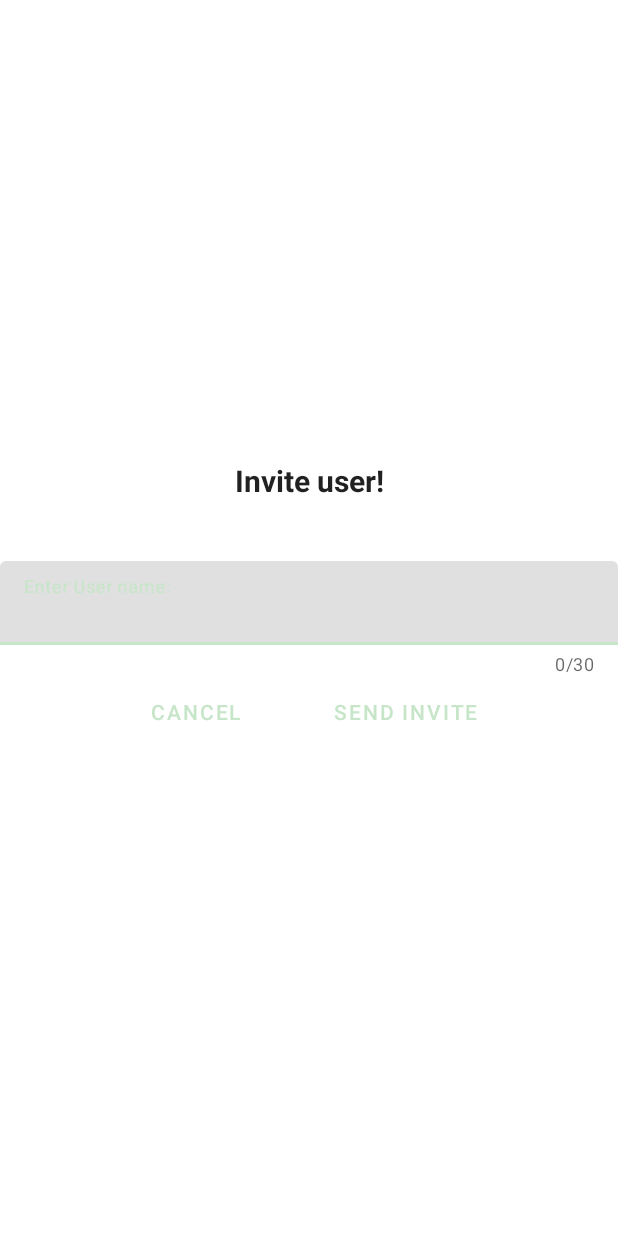
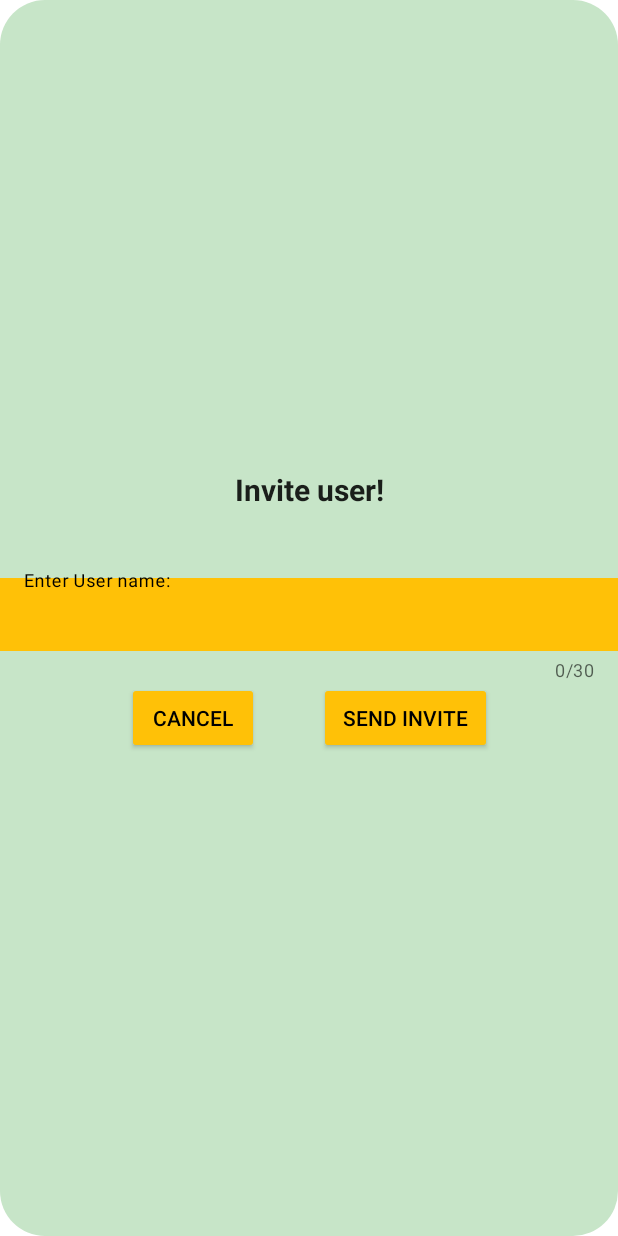
Before and after one commit to JachymPutta/Chorey, an Android app: the layout dialog_add_member.xml on its own in the app's theme, with its tools: preview values and no code run, on a phone screen of 412 x 824 dp. Run offline under Robolectric (Android 15) with nearby library versions, the phone set to English and light mode, and no system bars.

Commit message:
Dialog cusomization - not working!

```diff
--- a/app/src/main/java/com/chorey/Constants.kt
+++ b/app/src/main/java/com/chorey/Constants.kt
@@ -6,7 +6,7 @@ const val MAX_CHORES = 30
 const val RANDOM_SEED = 42
 const val POINTS_MULTIPLIER = 12
 //TODO: Change this to BuildConfig.DEBUG when releasing
-const val RUN_EMULATOR = true
+const val RUN_EMULATOR = false
 
 // Database paths
 const val HOME_COL = "homes"
--- a/app/src/main/java/com/chorey/HomeFragment.kt
+++ b/app/src/main/java/com/chorey/HomeFragment.kt
@@ -1,5 +1,6 @@
 package com.chorey
 
+import android.graphics.Color
 import android.os.Bundle
 import android.util.Log
 import androidx.fragment.app.Fragment
@@ -21,6 +22,7 @@ import com.chorey.adapter.SummaryRecyclerAdapter
 import com.chorey.data.ChoreModel
 import com.chorey.data.NoteModel
 import com.chorey.databinding.FragmentHomeBinding
+import com.chorey.dialog.AddMemberDialog
 import com.chorey.viewmodel.LoginViewModel
 import com.google.firebase.firestore.DocumentReference
 import com.google.firebase.firestore.DocumentSnapshot
@@ -176,6 +178,10 @@ class HomeFragment : Fragment(),
     private fun addMemberHandle() {
         val action = HomeFragmentDirections.actionHomeFragmentToAddMemberDialog(home)
         findNavController().navigate(action)
+        // TODO: This might not work
+//        val dialog = AddMemberDialog()
+//        dialog.view?.setBackgroundColor(Color.TRANSPARENT)
+//        dialog.show(childFragmentManager, TAG)
     }
 
     /**
--- a/app/src/main/java/com/chorey/MenuFragment.kt
+++ b/app/src/main/java/com/chorey/MenuFragment.kt
@@ -2,6 +2,7 @@ package com.chorey
 
 import android.app.AlertDialog
 import android.content.DialogInterface
+import android.graphics.Color
 import android.opengl.Visibility
 import android.os.Bundle
 import android.text.InputType
--- a/app/src/main/java/com/chorey/dialog/AddMemberDialog.kt
+++ b/app/src/main/java/com/chorey/dialog/AddMemberDialog.kt
@@ -11,6 +11,7 @@ import androidx.fragment.app.DialogFragment
 import androidx.fragment.app.activityViewModels
 import androidx.navigation.fragment.navArgs
 import com.chorey.INVITE_COL
+import com.chorey.R
 import com.chorey.USER_COL
 import com.chorey.data.HomeModel
 import com.chorey.data.InviteModel
@@ -41,6 +42,7 @@ class AddMemberDialog : DialogFragment() {
 
         home = args.homeModel
         firestore = Firebase.firestore
+
 
         binding.addMemberSendButton.setOnClickListener { onSendClicked() }
         binding.addMemberCancelButton.setOnClickListener { dismiss() }
--- /dev/null
+++ b/app/src/main/res/drawable/dialog_background.xml
@@ -0,0 +1,12 @@
+<?xml version="1.0" encoding="utf-8"?>
+<shape xmlns:android="http://schemas.android.com/apk/res/android">
+<solid
+    android:color="?attr/colorPrimary"
+    />
+<corners
+    android:radius="30dp"
+    />
+<padding
+    android:top="10dp"
+    />
+</shape>
--- a/app/src/main/res/layout/dialog_add_member.xml
+++ b/app/src/main/res/layout/dialog_add_member.xml
@@ -4,6 +4,7 @@
     xmlns:tools="http://schemas.android.com/tools"
     android:layout_width="match_parent"
     android:layout_height="match_parent"
+    android:background="@drawable/dialog_background"
     tools:context=".dialog.AddMemberDialog">
 
 
@@ -31,7 +32,7 @@
 
         <Button
             android:id="@+id/addMemberCancelButton"
-            style="?attr/borderlessButtonStyle"
+            style="?attr/buttonStyle"
             android:layout_width="wrap_content"
             android:layout_height="wrap_content"
             android:text="@string/add_member_dialog_no"/>
@@ -43,7 +44,7 @@
 
         <Button
             android:id="@+id/addMemberSendButton"
-            style="?attr/borderlessButtonStyle"
+            style="?attr/buttonStyle"
             android:layout_width="wrap_content"
             android:layout_height="wrap_content"
             android:text="@string/add_member_dialog_yes" />
@@ -51,17 +52,23 @@
 
     <com.google.android.material.textfield.TextInputLayout
         android:id="@+id/addMemberNameInput"
+        style="@style/Widget.MaterialComponents.TextInputLayout.OutlinedBox.Dense"
         android:layout_width="match_parent"
         android:layout_height="wrap_content"
         android:minWidth="300dp"
         app:layout_constraintBottom_toBottomOf="parent"
         app:layout_constraintTop_toTopOf="parent"
+        android:textColorHint="?attr/colorOnPrimary"
+        app:hintTextColor="?attr/colorOnPrimary"
+        app:boxStrokeColor="?attr/colorOnPrimary"
         app:counterEnabled="true"
         app:counterMaxLength="30"
         >
 
         <com.google.android.material.textfield.TextInputEditText
             android:layout_width="match_parent"
+            android:textColor="?attr/colorOnPrimary"
+            android:background="?attr/colorSecondary"
             android:layout_height="wrap_content"
             android:hint="@string/add_member_dialog_hint" />
     </com.google.android.material.textfield.TextInputLayout>
--- a/app/src/main/res/layout/fragment_menu.xml
+++ b/app/src/main/res/layout/fragment_menu.xml
@@ -28,6 +28,7 @@
             android:id="@+id/menuTitleLayout"
             android:layout_width="match_parent"
             android:layout_height="wrap_content"
+            app:layout_constraintTop_toTopOf="parent"
             android:background="?attr/colorPrimaryVariant"
             android:orientation="horizontal"
             android:gravity="center_horizontal"
@@ -54,6 +55,7 @@
         app:layout_constraintBottom_toTopOf="@id/menuButtonLayout"
         app:layout_constraintStart_toStartOf="parent"
         app:layout_constraintEnd_toEndOf="parent"
+        android:textColor="?attr/colorOnPrimary"
         />
 
 
--- a/app/src/main/res/values/styles.xml
+++ b/app/src/main/res/values/styles.xml
@@ -5,6 +5,11 @@
         <item name="android:layout_marginBottom">20dp</item>
         <item name="android:textSize">@dimen/large_text_size</item>
         <item name="android:textStyle">bold</item>
+    </style>
+
+    <style name="RoundedCornersDialog" parent="Theme.Chorey">
+        <item name="dialogCornerRadius">16dp</item>
+        <item name="android:windowBackground">@drawable/dialog_background</item>
     </style>
 
     <style name="RecyclerStyleLarge" parent="Widget.AppCompat.ListView">
```
Also changed, not shown: app/src/main/res/layout/menu_recycler_row.xml (+22 -19 lines).
